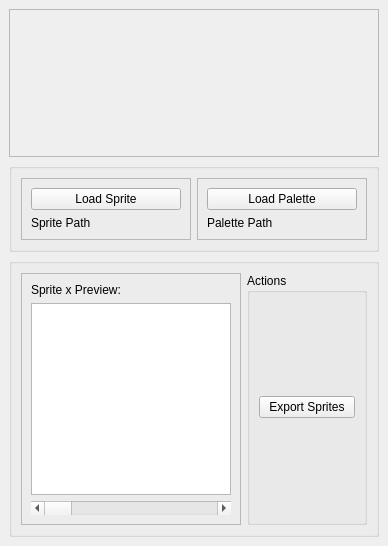
The window that bbh2sr/templates/main.ui (mb2g17/BubbleBobbleHero2SpriteRipper) describes before a commit, drawn with Qt 5.
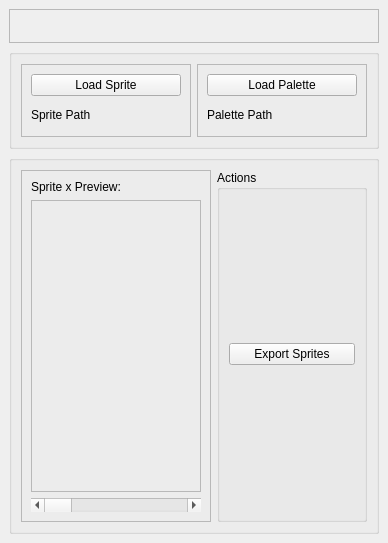
The same window after the commit. Icons and pictures are not drawn.

Commit message: Added functionality to preview sprites

The edit to the form file:
```diff
--- a/bbh2sr/templates/main.ui
+++ b/bbh2sr/templates/main.ui
@@ -7,19 +7,19 @@
     <x>0</x>
     <y>0</y>
     <width>388</width>
-    <height>534</height>
+    <height>543</height>
    </rect>
   </property>
   <property name="sizePolicy">
-   <sizepolicy hsizetype="Fixed" vsizetype="Fixed">
+   <sizepolicy hsizetype="Preferred" vsizetype="Preferred">
     <horstretch>0</horstretch>
     <verstretch>0</verstretch>
    </sizepolicy>
   </property>
   <property name="maximumSize">
    <size>
-    <width>388</width>
-    <height>534</height>
+    <width>16777215</width>
+    <height>16777215</height>
    </size>
   </property>
   <property name="windowTitle">
@@ -28,40 +28,61 @@
   <property name="layoutDirection">
    <enum>Qt::LeftToRight</enum>
   </property>
+  <property name="autoFillBackground">
+   <bool>false</bool>
+  </property>
   <widget class="QWidget" name="centralwidget">
    <property name="enabled">
     <bool>true</bool>
    </property>
    <layout class="QVBoxLayout" name="verticalLayout">
     <item>
-     <widget class="QFrame" name="frame">
+     <widget class="QFrame" name="frame_title">
+      <property name="sizePolicy">
+       <sizepolicy hsizetype="Preferred" vsizetype="Fixed">
+        <horstretch>0</horstretch>
+        <verstretch>0</verstretch>
+       </sizepolicy>
+      </property>
+      <property name="minimumSize">
+       <size>
+        <width>0</width>
+        <height>0</height>
+       </size>
+      </property>
+      <property name="maximumSize">
+       <size>
+        <width>16777215</width>
+        <height>16777215</height>
+       </size>
+      </property>
       <property name="frameShape">
        <enum>QFrame::StyledPanel</enum>
       </property>
       <property name="frameShadow">
        <enum>QFrame::Raised</enum>
       </property>
-      <layout class="QHBoxLayout" name="horizontalLayout_3">
-       <item>
-        <widget class="QLabel" name="label">
+      <layout class="QGridLayout" name="gridLayout_2">
+       <item row="0" column="0">
+        <widget class="QLabel" name="label_title">
          <property name="sizePolicy">
-          <sizepolicy hsizetype="MinimumExpanding" vsizetype="MinimumExpanding">
+          <sizepolicy hsizetype="Fixed" vsizetype="Fixed">
            <horstretch>0</horstretch>
            <verstretch>0</verstretch>
           </sizepolicy>
          </property>
          <property name="minimumSize">
           <size>
+           <width>0</width>
+           <height>0</height>
+          </size>
+         </property>
+         <property name="maximumSize">
+          <size>
            <width>350</width>
            <height>128</height>
           </size>
          </property>
-         <property name="maximumSize">
-          <size>
-           <width>16777215</width>
-           <height>16777215</height>
-          </size>
-         </property>
          <property name="text">
           <string/>
          </property>
@@ -84,6 +105,18 @@
     </item>
     <item>
      <widget class="QGroupBox" name="groupBox_middle">
+      <property name="sizePolicy">
+       <sizepolicy hsizetype="Preferred" vsizetype="Fixed">
+        <horstretch>0</horstretch>
+        <verstretch>0</verstretch>
+       </sizepolicy>
+      </property>
+      <property name="maximumSize">
+       <size>
+        <width>16777215</width>
+        <height>100</height>
+       </size>
+      </property>
       <property name="title">
        <string/>
       </property>
@@ -156,30 +189,90 @@
          </property>
          <layout class="QVBoxLayout" name="verticalLayout_5">
           <item>
-           <widget class="QLabel" name="label_preview">
+           <widget class="QLabel" name="label_preview_title">
+            <property name="sizePolicy">
+             <sizepolicy hsizetype="Preferred" vsizetype="Fixed">
+              <horstretch>0</horstretch>
+              <verstretch>0</verstretch>
+             </sizepolicy>
+            </property>
             <property name="text">
              <string>Sprite x Preview:</string>
             </property>
            </widget>
           </item>
           <item>
-           <widget class="QGraphicsView" name="graphicsView_preview">
+           <widget class="QFrame" name="frame_preview_parent">
             <property name="sizePolicy">
-             <sizepolicy hsizetype="Fixed" vsizetype="Fixed">
+             <sizepolicy hsizetype="Preferred" vsizetype="Preferred">
               <horstretch>0</horstretch>
               <verstretch>0</verstretch>
              </sizepolicy>
             </property>
             <property name="maximumSize">
              <size>
-              <width>200</width>
-              <height>200</height>
+              <width>16777215</width>
+              <height>16777215</height>
              </size>
             </property>
+            <property name="styleSheet">
+             <string notr="true"/>
+            </property>
+            <property name="frameShape">
+             <enum>QFrame::StyledPanel</enum>
+            </property>
+            <property name="frameShadow">
+             <enum>QFrame::Raised</enum>
+            </property>
+            <layout class="QGridLayout" name="gridLayout">
+             <item row="0" column="0">
+              <widget class="QLabel" name="label_preview_pixmap">
+               <property name="sizePolicy">
+                <sizepolicy hsizetype="Fixed" vsizetype="Fixed">
+                 <horstretch>0</horstretch>
+                 <verstretch>0</verstretch>
+                </sizepolicy>
+               </property>
+               <property name="maximumSize">
+                <size>
+                 <width>152</width>
+                 <height>152</height>
+                </size>
+               </property>
+               <property name="baseSize">
+                <size>
+                 <width>0</width>
+                 <height>0</height>
+                </size>
+               </property>
+               <property name="text">
+                <string/>
+               </property>
+               <property name="scaledContents">
+                <bool>true</bool>
+               </property>
+               <property name="wordWrap">
+                <bool>false</bool>
+               </property>
+              </widget>
+             </item>
+            </layout>
            </widget>
           </item>
           <item>
-           <widget class="QScrollBar" name="scrollBar_preview">
+           <widget class="QScrollBar" name="scrollbar_preview">
+            <property name="maximum">
+             <number>99</number>
+            </property>
+            <property name="pageStep">
+             <number>10</number>
+            </property>
+            <property name="value">
+             <number>0</number>
+            </property>
+            <property name="sliderPosition">
+             <number>0</number>
+            </property>
             <property name="orientation">
              <enum>Qt::Horizontal</enum>
             </property>
@@ -190,6 +283,18 @@
        </item>
        <item>
         <widget class="QGroupBox" name="groupBox_actions">
+         <property name="sizePolicy">
+          <sizepolicy hsizetype="Fixed" vsizetype="Preferred">
+           <horstretch>0</horstretch>
+           <verstretch>0</verstretch>
+          </sizepolicy>
+         </property>
+         <property name="maximumSize">
+          <size>
+           <width>150</width>
+           <height>16777215</height>
+          </size>
+         </property>
          <property name="title">
           <string>Actions</string>
          </property>
```
The commit also changes 2 other files.
